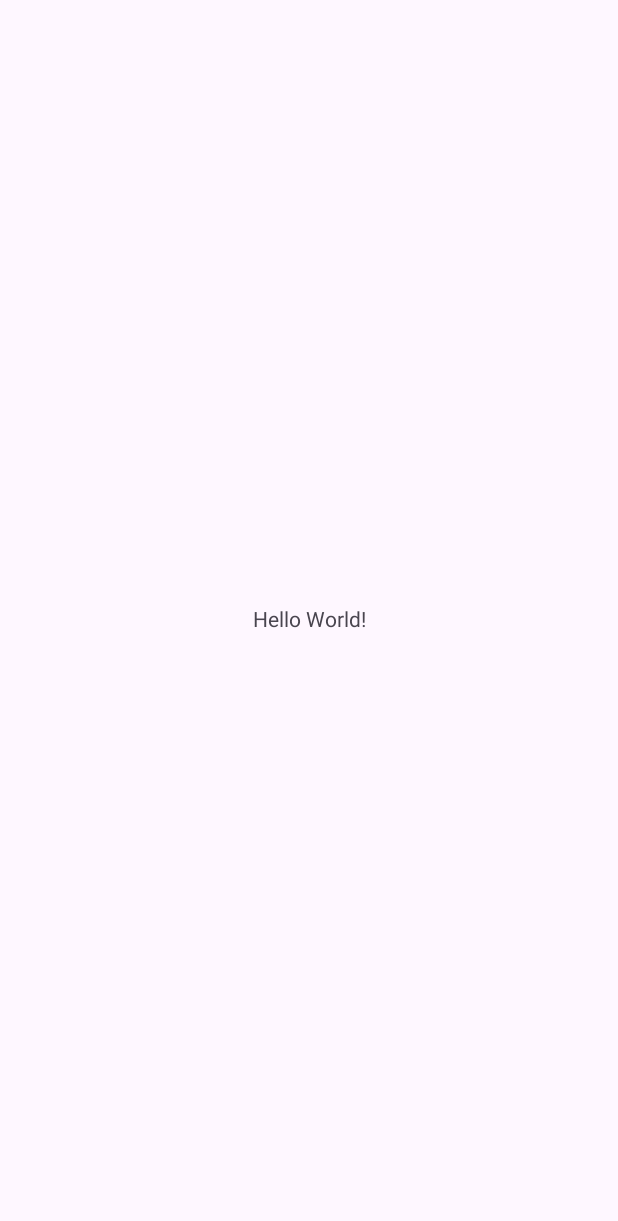
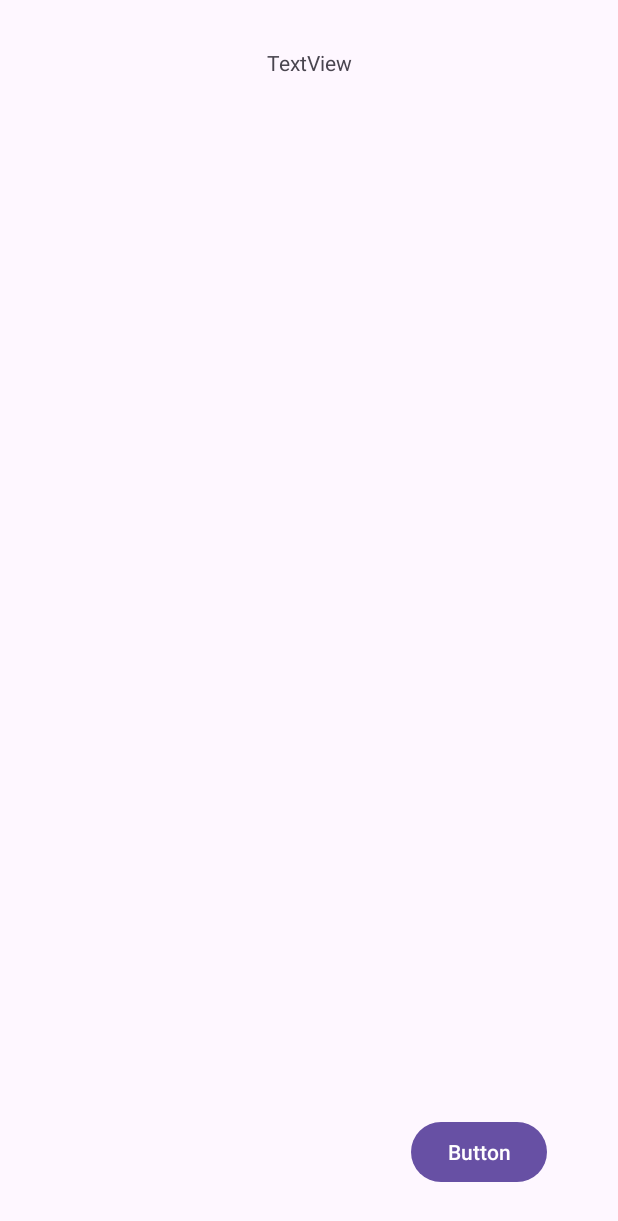
Before and after one commit to ThilanRandika/Task-manager, an Android app: the screen it shows after launch (MainActivity before the commit, HomeActivity after it), on a phone screen of 412 x 824 dp. Before the commit the part shown is almost empty. Shown: the top 1221 px of the screen. Run offline under Robolectric (Android 15) with nearby library versions, the phone set to English and light mode, and no system bars.

Commit message:
Add basic structure of Home page and make mainActivity as a splash screen

```diff
--- a/app/src/main/AndroidManifest.xml
+++ b/app/src/main/AndroidManifest.xml
@@ -13,6 +13,9 @@
         android:theme="@style/Theme.Taskmanager"
         tools:targetApi="31">
         <activity
+            android:name=".HomeActivity"
+            android:exported="false" />
+        <activity
             android:name=".MainActivity"
             android:exported="true">
             <intent-filter>
--- /dev/null
+++ b/app/src/main/java/com/example/task_manager/HomeActivity.kt
@@ -0,0 +1,20 @@
+package com.example.task_manager
+
+import android.os.Bundle
+import androidx.activity.enableEdgeToEdge
+import androidx.appcompat.app.AppCompatActivity
+import androidx.core.view.ViewCompat
+import androidx.core.view.WindowInsetsCompat
+
+class HomeActivity : AppCompatActivity() {
+    override fun onCreate(savedInstanceState: Bundle?) {
+        super.onCreate(savedInstanceState)
+        enableEdgeToEdge()
+        setContentView(R.layout.activity_home)
+        ViewCompat.setOnApplyWindowInsetsListener(findViewById(R.id.main)) { v, insets ->
+            val systemBars = insets.getInsets(WindowInsetsCompat.Type.systemBars())
+            v.setPadding(systemBars.left, systemBars.top, systemBars.right, systemBars.bottom)
+            insets
+        }
+    }
+}
--- a/app/src/main/java/com/example/task_manager/MainActivity.kt
+++ b/app/src/main/java/com/example/task_manager/MainActivity.kt
@@ -1,12 +1,19 @@
 package com.example.task_manager
 
+import android.content.Intent
 import android.os.Bundle
+import android.os.Handler
+import android.os.Looper
 import androidx.activity.enableEdgeToEdge
 import androidx.appcompat.app.AppCompatActivity
 import androidx.core.view.ViewCompat
 import androidx.core.view.WindowInsetsCompat
 
 class MainActivity : AppCompatActivity() {
+
+    private val handler = Handler(Looper.getMainLooper())
+    private val delayInMillis: Long = 3000 // 3 seconds
+
     override fun onCreate(savedInstanceState: Bundle?) {
         super.onCreate(savedInstanceState)
         enableEdgeToEdge()
@@ -16,5 +23,19 @@ class MainActivity : AppCompatActivity() {
             v.setPadding(systemBars.left, systemBars.top, systemBars.right, systemBars.bottom)
             insets
         }
+
+        // Post a delayed action to navigate to the Home screen after 3 seconds
+        handler.postDelayed({
+            startActivity(Intent(this@MainActivity, HomeActivity::class.java))
+            finish() // Optionally, finish the current activity to prevent going back
+        }, delayInMillis)
+
     }
+
+    override fun onDestroy() {
+        super.onDestroy()
+        // Remove any pending delayed actions to avoid memory leaks
+        handler.removeCallbacksAndMessages(null)
+    }
+
 }
--- /dev/null
+++ b/app/src/main/res/layout/activity_home.xml
@@ -0,0 +1,41 @@
+<?xml version="1.0" encoding="utf-8"?>
+<androidx.constraintlayout.widget.ConstraintLayout xmlns:android="http://schemas.android.com/apk/res/android"
+    xmlns:app="http://schemas.android.com/apk/res-auto"
+    xmlns:tools="http://schemas.android.com/tools"
+    android:id="@+id/main"
+    android:layout_width="match_parent"
+    android:layout_height="match_parent"
+    tools:context=".HomeActivity">
+
+    <TextView
+        android:id="@+id/tasks_header_home"
+        android:layout_width="wrap_content"
+        android:layout_height="wrap_content"
+        android:layout_marginTop="32dp"
+        android:text="TextView"
+        app:layout_constraintEnd_toEndOf="parent"
+        app:layout_constraintHorizontal_bias="0.5"
+        app:layout_constraintStart_toStartOf="parent"
+        app:layout_constraintTop_toTopOf="parent" />
+
+    <androidx.recyclerview.widget.RecyclerView
+        android:id="@+id/tasks_list_home"
+        android:layout_width="match_parent"
+        android:layout_height="wrap_content"
+        android:layout_marginTop="128dp"
+        app:layout_constraintTop_toBottomOf="@+id/tasks_header_home"
+        tools:layout_editor_absoluteX="0dp" />
+
+    <Button
+        android:id="@+id/addNewTaskBtn_home"
+        android:layout_width="wrap_content"
+        android:layout_height="wrap_content"
+        android:layout_marginStart="274dp"
+        android:layout_marginEnd="47dp"
+        android:layout_marginBottom="32dp"
+        android:text="Button"
+        app:layout_constraintBottom_toBottomOf="parent"
+        app:layout_constraintEnd_toEndOf="parent"
+        app:layout_constraintHorizontal_bias="0.0"
+        app:layout_constraintStart_toStartOf="parent" />
+</androidx.constraintlayout.widget.ConstraintLayout>
```
